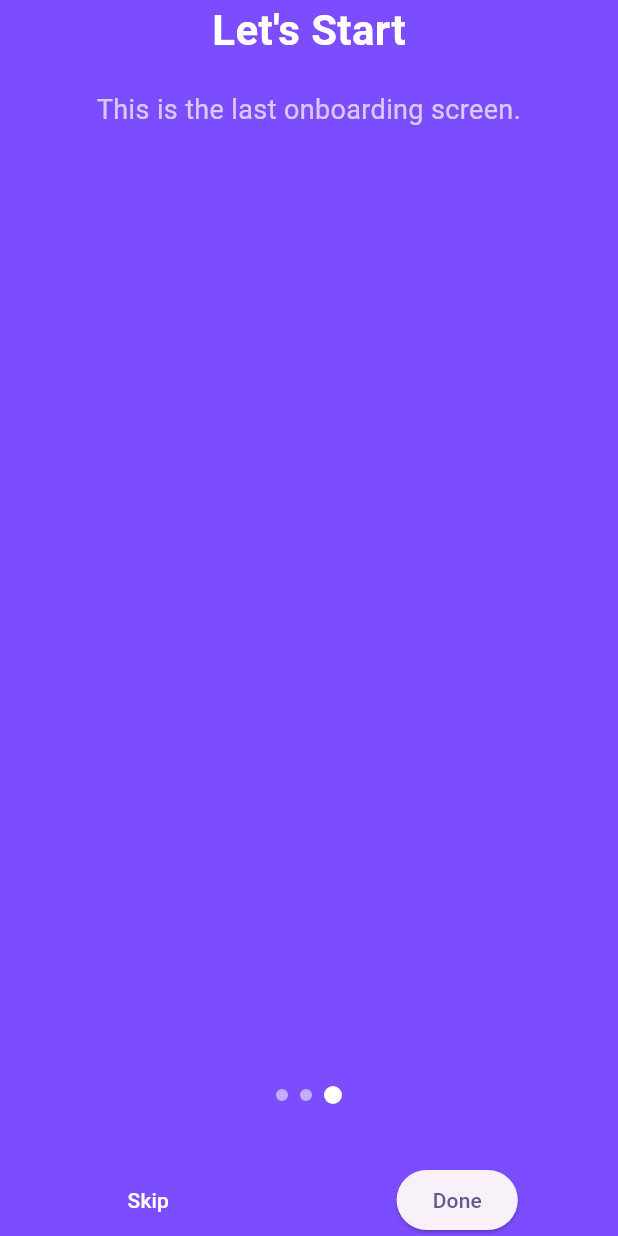
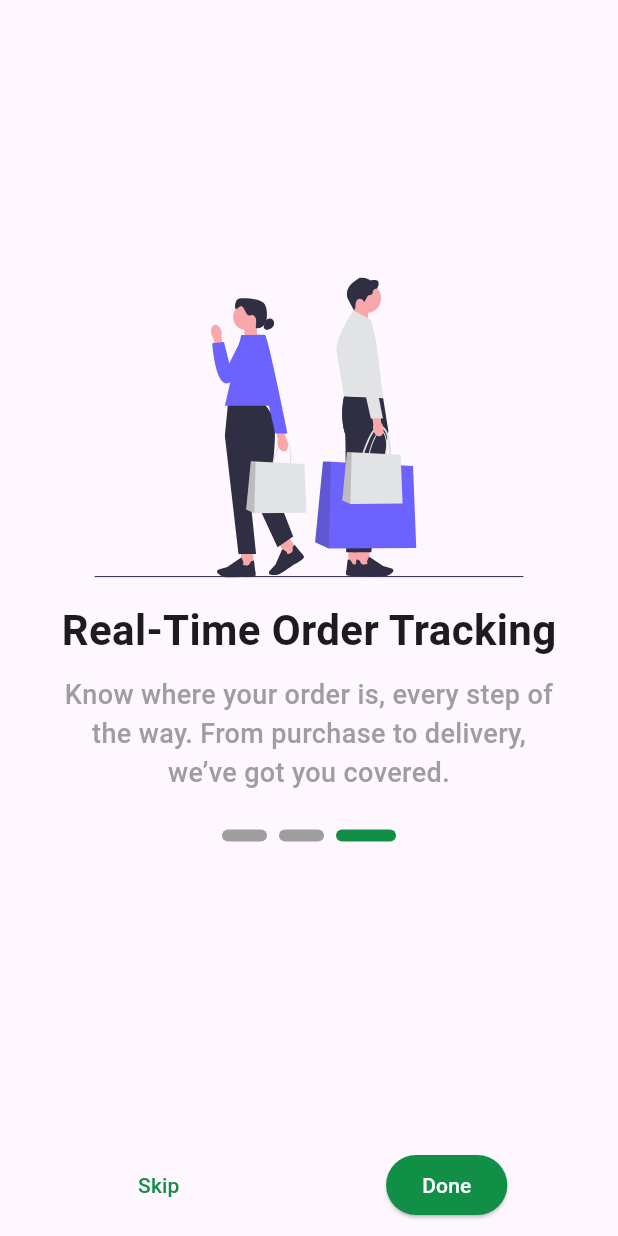
Before and after one commit to Mideny21/flutter_shoppi_app, a Flutter app: the OnboardingScreen screen opened by its route, after a tap on "Skip", on a phone screen of 412 x 824 dp. Run offline on Flutter 3.47's test engine with Material 3 defaults, Android fonts, the phone set to English and light mode, and no system bars; our stand-ins replace auto_route, badges, bloc, cached_network_image, card_swiper, dio and 11 more; accounts and stored records are empty; generated files the repository leaves out were written again.

Commit message:
onboarding ui v5

```diff
--- a/lib/features/onbaording/presentation/cubit/on_boarding_cubit.dart
+++ b/lib/features/onbaording/presentation/cubit/on_boarding_cubit.dart
@@ -17,6 +17,10 @@ class OnboardingCubit extends Cubit<int> {
     emit(_totalPages - 1);
   }
 
+  void updatePage(int pageIndex) {
+    emit(pageIndex);
+  }
+
   bool get isLastPage => state == _totalPages - 1;
 
   int get totalPages => _totalPages;
--- a/lib/features/onbaording/presentation/pages/onboarding_page.dart
+++ b/lib/features/onbaording/presentation/pages/onboarding_page.dart
@@ -1,19 +1,21 @@
 import 'package:flutter/material.dart';
 import 'package:flutter_bloc/flutter_bloc.dart';
+import 'package:flutter_svg/svg.dart';
+import 'package:shoppi/core/utils/utils.dart';
 import 'package:shoppi/features/onbaording/presentation/cubit/on_boarding_cubit.dart';
 import 'package:shoppi/features/onbaording/presentation/widgets/dot_indicator.dart';
 
 class OnboardingPage extends StatelessWidget {
   final String title;
   final String description;
-  final Color color;
+  final String svg;
   final PageController controller;
 
   const OnboardingPage({
     super.key,
     required this.title,
     required this.description,
-    required this.color,
+    required this.svg,
     required this.controller,
   });
 
@@ -23,33 +25,51 @@ class OnboardingPage extends StatelessWidget {
     final cubit = context.read<OnboardingCubit>();
     final currentIndex = context.watch<OnboardingCubit>().state;
 
-    return Container(
-      color: color,
+    return Padding(
+      padding: const EdgeInsets.symmetric(horizontal: 14, vertical: 10),
       child: Column(
         mainAxisAlignment: MainAxisAlignment.center,
         children: [
+          Expanded(
+            child: Column(
+              mainAxisAlignment: MainAxisAlignment.center,
+
+              children: [
+                SvgPicture.asset(
+                  svg,
+                  height: 200,
+                  semanticsLabel: 'onboarding svg',
+                ),
+                const SizedBox(height: 15),
                 Text(
                   title,
                   style: const TextStyle(
                     fontSize: 28,
                     fontWeight: FontWeight.bold,
-              color: Colors.white,
                   ),
                 ),
-          const SizedBox(height: 20),
+                const SizedBox(height: 10),
                 Padding(
                   padding: const EdgeInsets.symmetric(horizontal: 24),
                   child: Text(
                     description,
-              style: const TextStyle(fontSize: 18, color: Colors.white70),
+                    style: const TextStyle(
+                      fontSize: 18,
+                      color: Colors.grey,
+                      fontWeight: FontWeight.w500,
+                    ),
                     textAlign: TextAlign.center,
                   ),
                 ),
-          const SizedBox(height: 40),
-          Spacer(),
-
-          DotIndicator(itemCount: cubit.totalPages, currentIndex: currentIndex),
-          const SizedBox(height: 40),
+                const SizedBox(height: 25),
+                DotIndicator(
+                  itemCount: cubit.totalPages,
+                  currentIndex: currentIndex,
+                ),
+                const SizedBox(height: 30),
+              ],
+            ),
+          ),
 
           Row(
             mainAxisAlignment: MainAxisAlignment.spaceAround,
@@ -59,12 +79,12 @@ class OnboardingPage extends StatelessWidget {
                   cubit.skipToLast();
                   controller.jumpToPage(cubit.totalPages - 1);
                 },
-                child: const Text(
-                  "Skip",
-                  style: TextStyle(color: Colors.white),
-                ),
+                child: Text("Skip", style: TextStyle(color: Palette.Primary)),
               ),
               ElevatedButton(
+                style: ButtonStyle(
+                  backgroundColor: WidgetStateProperty.all(Palette.Primary),
+                ),
                 onPressed: () {
                   if (cubit.isLastPage) {
                     ScaffoldMessenger.of(context).showSnackBar(
@@ -78,7 +98,10 @@ class OnboardingPage extends StatelessWidget {
                     );
                   }
                 },
-                child: Text(cubit.isLastPage ? 'Done' : 'Next'),
+                child: Text(
+                  cubit.isLastPage ? 'Done' : 'Next',
+                  style: TextStyle(color: Colors.white),
+                ),
               ),
             ],
           ),
--- a/lib/features/onbaording/presentation/pages/onboarding_screen.dart
+++ b/lib/features/onbaording/presentation/pages/onboarding_screen.dart
@@ -13,28 +13,50 @@ class OnboardingScreen extends StatefulWidget {
 }
 
 class _OnboardingScreenState extends State<OnboardingScreen> {
+  late final PageController _controller;
+
+  @override
+  void initState() {
+    super.initState();
+    _controller = PageController();
+
+    _controller.addListener(() {
+      final currentPage = _controller.page?.round();
+      if (currentPage != null) {
+        context.read<OnboardingCubit>().updatePage(currentPage);
+      }
+    });
+  }
+
+  @override
+  void dispose() {
+    _controller.dispose();
+    super.dispose();
+  }
+
   @override
   Widget build(BuildContext context) {
-    final controller = PageController();
-
     final pages = [
       OnboardingPage(
-        title: 'Welcome',
-        description: 'This is the first onboarding screen.',
-        color: Colors.blueAccent,
-        controller: controller,
+        title: 'Find the Best Deals Daily',
+        description:
+            'Get exclusive discounts and limited-time offers on your favorite products',
+        svg: 'assets/vectors/shopping_bag.svg',
+        controller: _controller,
       ),
       OnboardingPage(
-        title: 'Discover',
-        description: 'This is the second onboarding screen.',
-        color: Colors.greenAccent,
-        controller: controller,
+        title: 'Shop with Ease and Speed',
+        description:
+            'Smooth navigation, secure payments, and fast delivery—all in one powerful app designed for you',
+        svg: 'assets/vectors/shopping_bag.svg',
+        controller: _controller,
       ),
       OnboardingPage(
-        title: 'Let\'s Start',
-        description: 'This is the last onboarding screen.',
-        color: Colors.deepPurpleAccent,
-        controller: controller,
+        title: 'Real-Time Order Tracking',
+        description:
+            'Know where your order is, every step of the way. From purchase to delivery, we’ve got you covered.',
+        svg: 'assets/vectors/shopping_bag.svg',
+        controller: _controller,
       ),
     ];
 
@@ -42,13 +64,12 @@ class _OnboardingScreenState extends State<OnboardingScreen> {
       body: SafeArea(
         child: BlocListener<OnboardingCubit, int>(
           listener: (context, state) {
-            controller.jumpToPage(state);
+            // Only jump if user didn't swipe manually (to avoid loops)
+            if (_controller.page?.round() != state) {
+              _controller.jumpToPage(state);
+            }
           },
-          child: PageView(
-            controller: controller,
-            physics: const NeverScrollableScrollPhysics(),
-            children: pages,
-          ),
+          child: PageView(controller: _controller, children: pages),
         ),
       ),
     );
--- a/lib/features/onbaording/presentation/widgets/dot_indicator.dart
+++ b/lib/features/onbaording/presentation/widgets/dot_indicator.dart
@@ -1,4 +1,5 @@
 import 'package:flutter/material.dart';
+import 'package:shoppi/core/utils/colors.dart';
 
 class DotIndicator extends StatelessWidget {
   final int itemCount;
@@ -19,11 +20,12 @@ class DotIndicator extends StatelessWidget {
         return AnimatedContainer(
           duration: const Duration(milliseconds: 300),
           margin: const EdgeInsets.symmetric(horizontal: 4),
-          width: isActive ? 12 : 8,
-          height: isActive ? 12 : 8,
+          width: isActive ? 40 : 30,
+          height: isActive ? 8 : 8,
           decoration: BoxDecoration(
-            color: isActive ? Colors.white : Colors.white54,
-            shape: BoxShape.circle,
+            color: isActive ? Palette.Primary : Colors.grey,
+            shape: BoxShape.rectangle,
+            borderRadius: BorderRadius.circular(5),
           ),
         );
       }),
--- a/pubspec.yaml
+++ b/pubspec.yaml
@@ -55,6 +55,7 @@ dependencies:
   card_swiper: ^3.0.1
   animations: ^2.0.11
   lottie: ^3.3.1
+  flutter_svg: ^2.1.0
 
 dev_dependencies:
   flutter_test:
```
Also changed, not shown: assets/vectors/shopping_bag.svg (added), pubspec.lock. Lines whose indentation alone changed are shown as unchanged.
